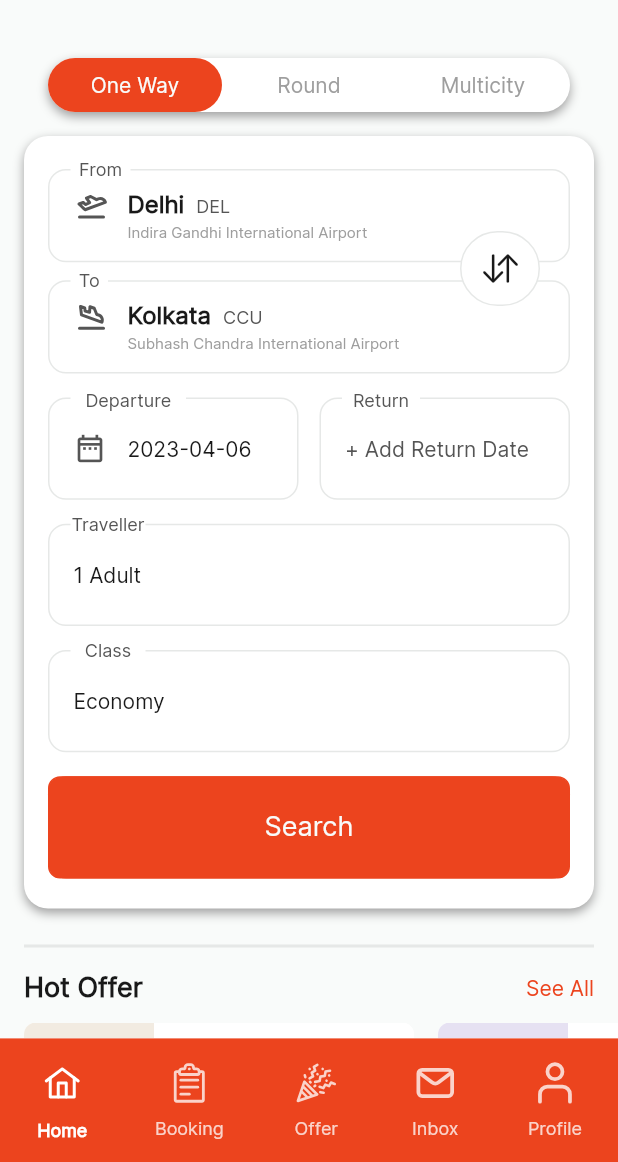
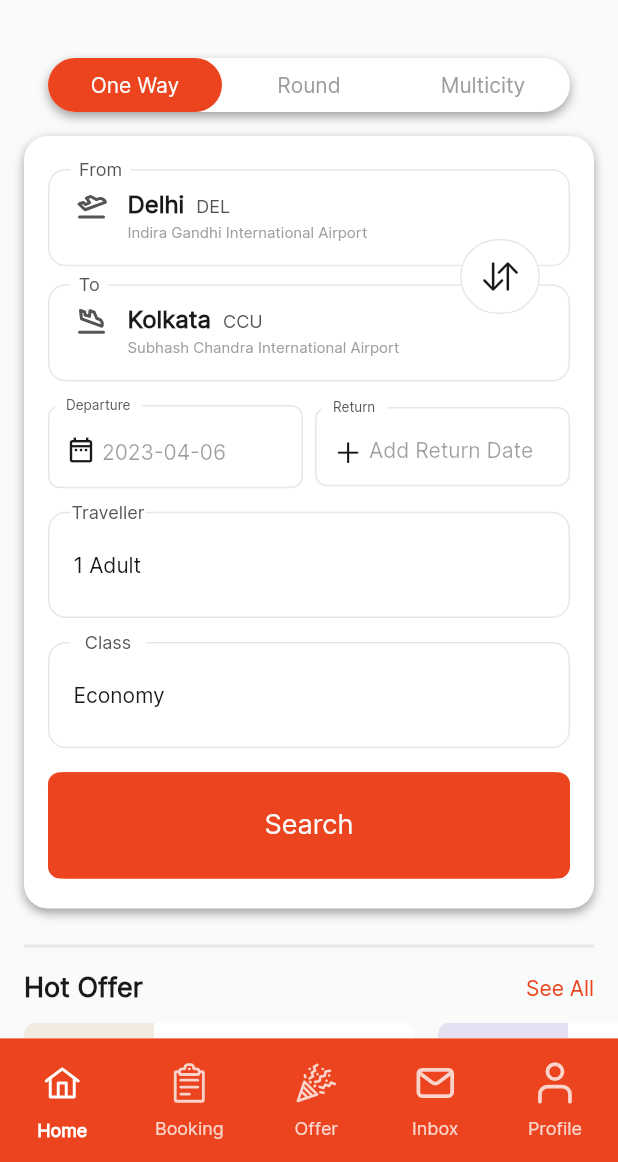
Before and after one commit to ramanassif/Book_Flight_App, a Flutter app: the screen it shows after launch, on a phone screen of 412 x 824 dp, the part 74-1236 px from its top. Run offline on Flutter 3.47's test engine with Material 2 defaults, Android fonts, the phone set to English and light mode, and no system bars; our stand-ins replace easy_localization, flutter_svg, loading_animation_widget; missing offline and left inert: desktop_window.

Commit message:
refactor code

```diff
--- a/lib/core/basics_widgets/custom_time_and_date_textField.dart
+++ b/lib/core/basics_widgets/custom_time_and_date_textField.dart
@@ -33,6 +33,9 @@ class _CustomTimeAndDateTextFieldState
       enabled: false,
       controller: widget.controller,
       cursorColor: kPrimaryColor,
+      style: const TextStyle(
+        fontSize: 14,
+      ),
       decoration: InputDecoration(
         prefix: Padding(
           padding: EdgeInsets.only(
@@ -61,8 +64,12 @@ class _CustomTimeAndDateTextFieldState
           fontWeight: FontWeight.w400,
         ),
         floatingLabelBehavior: FloatingLabelBehavior.always,
-        contentPadding:
-            const EdgeInsets.symmetric(horizontal: 16, vertical: 16),
+        contentPadding: EdgeInsets.only(
+          left: currentLanguage == 'en_EN' ? 12 : 0,
+          right: currentLanguage == 'en_EN' ? 0 : 12,
+          top: 16,
+          bottom: 16,
+        ),
         enabledBorder: OutlineInputBorder(
           borderRadius: BorderRadius.circular(8),
           borderSide: const BorderSide(
--- a/lib/features/home_screen/widgets/flight_selection_widget.dart
+++ b/lib/features/home_screen/widgets/flight_selection_widget.dart
@@ -1,5 +1,6 @@
 import 'package:book_flight_app/constants.dart';
 import 'package:book_flight_app/core/basics_widgets/custom_button.dart';
+import 'package:book_flight_app/core/basics_widgets/custom_time_and_date_textField.dart';
 import 'package:book_flight_app/core/services/theme_service/theme_service.dart';
 import 'package:easy_localization/easy_localization.dart' hide TextDirection;
 import 'package:flutter/cupertino.dart';
@@ -23,6 +24,8 @@ class _FlightSelectionWidgetState extends State<FlightSelectionWidget> {
   int numOfAdult = 1;
   int numOfChildren = 0;
   String? numOfTravellers;
+  TextEditingController deDateController = TextEditingController();
+  TextEditingController reDateController = TextEditingController();
 
   @override
   Widget build(BuildContext context) {
@@ -304,7 +307,7 @@ class _FlightSelectionWidgetState extends State<FlightSelectionWidget> {
                 ),
               ),
               const SizedBox(
-                height: 16,
+                height: 8,
               ),
               Expanded(
                 flex: 1,
@@ -312,149 +315,37 @@ class _FlightSelectionWidgetState extends State<FlightSelectionWidget> {
                   children: [
                     Expanded(
                       flex: 1,
-                      child: Stack(
-                        fit: StackFit.expand,
-                        clipBehavior: Clip.none,
-                        children: [
-                          Container(
-                            decoration: BoxDecoration(
-                              borderRadius: BorderRadius.circular(12),
-                              border: Border.all(
-                                color: kContainerBorderColor,
-                              ),
-                            ),
-                            child: Padding(
-                              padding: const EdgeInsets.only(
-                                left: 16,
-                                right: 16,
-                              ),
-                              child: Center(
-                                child: GestureDetector(
-                                  onTap: dePickedDateFun,
-                                  child: Row(
-                                    children: [
-                                      const Icon(
-                                        Icons.date_range_outlined,
-                                        color: kGreyColor,
-                                        size: 22,
-                                      ),
-                                      const SizedBox(
-                                        width: 14,
-                                      ),
-                                      Text(
-                                        deFormattedDate,
-                                        style: const TextStyle(
-                                          color: kDarkColor,
-                                          fontWeight: FontWeight.w500,
-                                          fontSize: 14,
-                                        ),
-                                      ),
-                                    ],
-                                  ),
-                                ),
-                              ),
-                            ),
-                          ),
-                          Positioned(
-                            left: (currentLanguage == 'en_EN') ? 15 : 75,
-                            right: (currentLanguage == 'en_EN') ? 75 : 15,
-                            top: -8,
-                            child: Container(
-                              color: Colors.white,
-                              width: 70,
-                              height: 20,
-                              child: Center(
-                                child: Text(
-                                  'Departure'.tr().toString(),
-                                  textAlign: TextAlign.center,
-                                  style: const TextStyle(
-                                    fontSize: 12,
-                                    color: kGreyColor,
-                                  ),
-                                ),
-                              ),
-                            ),
-                          ),
-                        ],
+                      child: InkWell(
+                        onTap: dePickedDateFun,
+                        child: CustomTimeAndDateTextField(
+                          label: 'Departure',
+                          iconData: Icons.date_range_outlined,
+                          textValue: deFormattedDate,
+                          controller: deDateController,
+                        ),
                       ),
                     ),
                     const SizedBox(
-                      width: 14.0,
+                      width: 8.0,
                     ),
                     Expanded(
                       flex: 1,
-                      child: Stack(
-                        fit: StackFit.expand,
-                        clipBehavior: Clip.none,
-                        children: [
-                          Container(
-                            decoration: BoxDecoration(
-                              borderRadius: BorderRadius.circular(12),
-                              border: Border.all(
-                                color: kContainerBorderColor,
-                              ),
-                            ),
-                            child: Padding(
-                              padding: const EdgeInsets.only(
-                                left: 16,
-                                right: 16,
-                              ),
-                              child: Center(
-                                child: GestureDetector(
-                                  onTap: rePickedDateFun,
-                                  child: Row(
-                                    children: [
-                                      Text(
-                                        reFormattedDate == null ? '+ ' : ' ',
-                                        style: const TextStyle(
-                                          color: kGreyColor,
-                                          fontWeight: FontWeight.w500,
-                                          fontSize: 14,
-                                        ),
-                                      ),
-                                      Text(
-                                        reFormattedDate ??
-                                            'Add_Return_Date'.tr().toString(),
-                                        style: const TextStyle(
-                                          color: kGreyColor,
-                                          fontWeight: FontWeight.w500,
-                                          fontSize: 14,
-                                        ),
-                                      ),
-                                    ],
-                                  ),
-                                ),
-                              ),
-                            ),
-                          ),
-                          Positioned(
-                            left: (currentLanguage == 'en_EN') ? 15 : 75,
-                            right: (currentLanguage == 'en_EN') ? 100 : 15,
-                            top: -8,
-                            child: Container(
-                              color: Colors.white,
-                              width: (currentLanguage == 'en_EN') ? 40 : 60,
-                              height: 20,
-                              child: Center(
-                                child: Text(
-                                  'Return'.tr().toString(),
-                                  textAlign: TextAlign.center,
-                                  style: const TextStyle(
-                                    fontSize: 12,
-                                    color: kGreyColor,
-                                  ),
-                                ),
-                              ),
-                            ),
-                          ),
-                        ],
+                      child: InkWell(
+                        onTap: rePickedDateFun,
+                        child: CustomTimeAndDateTextField(
+                          label: 'Return',
+                          iconData: CupertinoIcons.plus,
+                          textValue: reFormattedDate ??
+                              'Add_Return_Date'.tr().toString(),
+                          controller: reDateController,
+                        ),
                       ),
                     ),
                   ],
                 ),
               ),
               const SizedBox(
-                height: 16,
+                height: 8,
               ),
               Expanded(
                 flex: 1,
@@ -850,7 +741,6 @@ class _FlightSelectionWidgetState extends State<FlightSelectionWidget> {
               ),
               Expanded(
                 flex: 1,
-
                 child: Material(
                   color: kPrimaryColor,
                   borderRadius: BorderRadius.circular(12),
@@ -867,14 +757,18 @@ class _FlightSelectionWidgetState extends State<FlightSelectionWidget> {
                     ),
                   ),
                 ),
-
               ),
-
             ],
           ),
         ),
       ),
     );
+  }
+
+  @override
+  void initState() {
+    super.initState();
+    deDateController.text = deFormattedDate;
   }
 
   @override
@@ -912,6 +806,7 @@ class _FlightSelectionWidgetState extends State<FlightSelectionWidget> {
       setState(() {
         date = pickedDate;
         deFormattedDate = DateFormat('yyyy-MM-dd').format(date);
+        deDateController.text = deFormattedDate;
       });
     } else {
       debugPrint('It\'s null or something is wrong');
@@ -921,8 +816,8 @@ class _FlightSelectionWidgetState extends State<FlightSelectionWidget> {
   rePickedDateFun() async {
     DateTime? pickedDate = await showDatePicker(
         context: context,
-        initialDate: DateTime.now(),
-        firstDate: DateTime(2000),
+        initialDate: DateTime.parse(deFormattedDate),
+        firstDate: DateTime.parse(deFormattedDate),
         lastDate: DateTime(2030),
         builder: (context, child) {
           return Theme(
@@ -945,6 +840,7 @@ class _FlightSelectionWidgetState extends State<FlightSelectionWidget> {
       setState(() {
         date = pickedDate;
         reFormattedDate = DateFormat('yyyy-MM-dd').format(date);
+        reDateController.text = reFormattedDate!;
       });
     } else {
       debugPrint('It\'s null or something is wrong');
```
